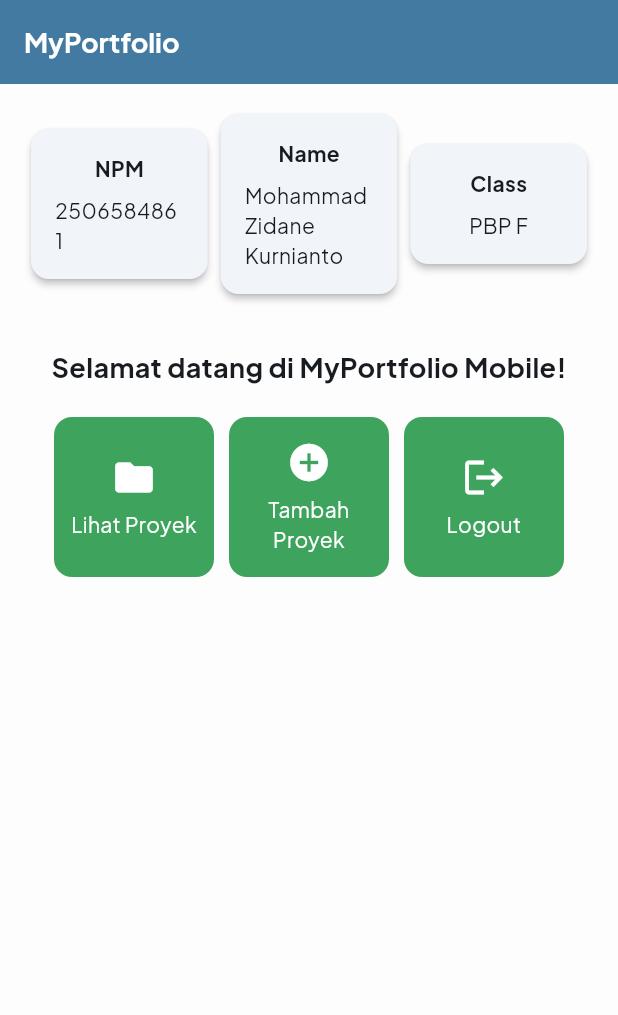
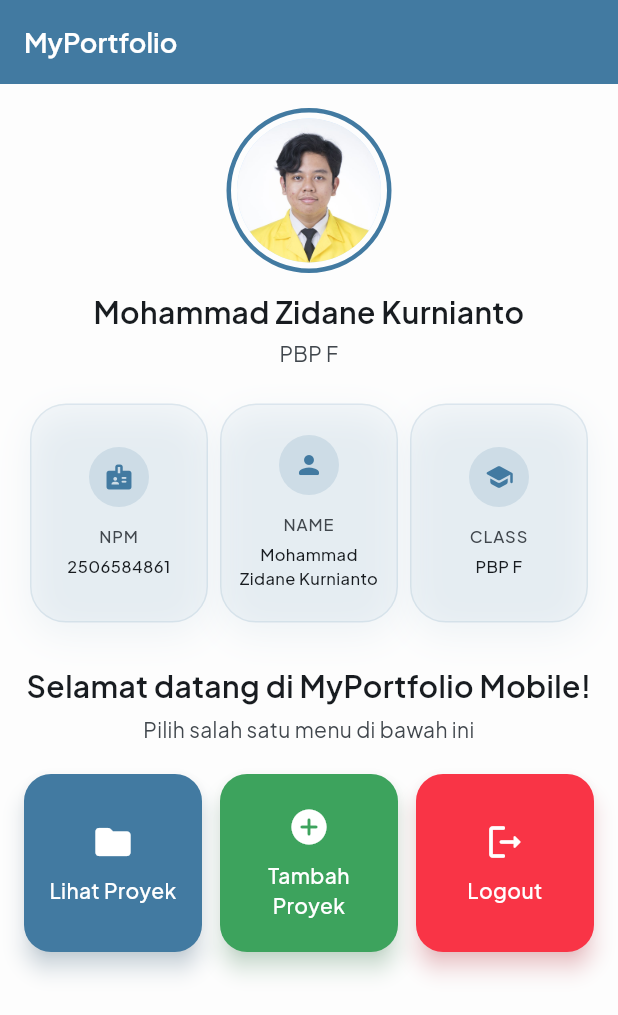
Before and after one commit to Zikabyte/pbp-mobile, a Flutter app: the screen it shows after launch, on a phone screen of 412 x 824 dp. Shown: the top 1015 px of the screen. Run offline on Flutter 3.47's test engine with Material 3 defaults, Android fonts, the phone set to English and light mode, and no system bars.

Commit message:
style: prettify home screen, implement profile picture, and remove dark mode

```diff
--- a/lib/app.dart
+++ b/lib/app.dart
@@ -10,8 +10,6 @@ class App extends StatelessWidget {
     return MaterialApp(
       title: 'Zikafolio',
       theme: AppTheme.light,
-      darkTheme: AppTheme.dark,
-      themeMode: ThemeMode.system,
       home: MyHomePage(),
       debugShowCheckedModeBanner: false,
     );
--- a/lib/core/themes/app_theme.dart
+++ b/lib/core/themes/app_theme.dart
@@ -27,29 +27,4 @@ abstract final class AppTheme {
       ),
     );
   }
-
-  static ThemeData get dark {
-    return ThemeData(
-      useMaterial3: true,
-      brightness: Brightness.dark,
-      scaffoldBackgroundColor: BaseColors.darkBackground,
-      colorScheme: ColorScheme.fromSeed(
-        seedColor: BaseColors.primary,
-        brightness: Brightness.dark,
-        primary: BaseColors.primary300,
-        secondary: BaseColors.secondary300,
-        error: BaseColors.error,
-        surface: BaseColors.darkSurface,
-      ),
-      textTheme: FontTheme.textTheme,
-      appBarTheme: AppBarTheme(
-        backgroundColor: BaseColors.darkSurface,
-        foregroundColor: BaseColors.darkTextPrimary,
-        elevation: 0,
-        titleTextStyle: FontTheme.titleLarge.copyWith(
-          color: BaseColors.darkTextPrimary,
-        ),
-      ),
-    );
-  }
 }
--- a/lib/core/themes/base_colors.dart
+++ b/lib/core/themes/base_colors.dart
@@ -37,15 +37,4 @@ abstract final class BaseColors {
   static const Color warning = Color(0xFFFD9A00);
   static const Color error = Color(0xFFF93446);
   static const Color errorLight = Color(0xFFFDE7E9);
-
-  // Dark mode counterparts.
-  static const Color darkBackground = Color(0xFF121212);
-  static const Color darkSurface = Color(0xFF1E1E1E);
-  static const Color darkBorder = Color(0xFF2E2E2E);
-
-  static const Color darkTextPrimary = Color(0xFFF5F5F5);
-  static const Color darkTextSecondary = Color(0xFFB3B3B3);
-  static const Color darkTextDisabled = Color(0xFF6B6B6B);
-
-  static const Color darkErrorLight = Color(0xFF3B1414);
 }
--- a/lib/features/home/pages/home_page.dart
+++ b/lib/features/home/pages/home_page.dart
@@ -1,4 +1,6 @@
 import 'package:flutter/material.dart';
+import 'package:portfolio_mobile/core/themes/base_colors.dart';
+import 'package:portfolio_mobile/core/themes/font_theme.dart';
 import 'package:portfolio_mobile/features/home/widgets/info_card.dart';
 
 class MyHomePage extends StatelessWidget {
@@ -9,73 +11,135 @@ class MyHomePage extends StatelessWidget {
   final String kelas = "PBP F";
 
   final List<ItemHomepage> items = [
-    ItemHomepage("Lihat Proyek", Icons.folder),
-    ItemHomepage("Tambah Proyek", Icons.add_circle),
-    ItemHomepage("Logout", Icons.logout),
+    ItemHomepage('Lihat Proyek', Icons.folder_rounded, BaseColors.primary500),
+    ItemHomepage(
+      'Tambah Proyek',
+      Icons.add_circle_rounded,
+      BaseColors.secondary500,
+    ),
+    ItemHomepage('Logout', Icons.logout_rounded, BaseColors.error),
   ];
 
   @override
   Widget build(BuildContext context) {
-    // Scaffold menyediakan struktur visual dasar halaman (AppBar, Body, SnackBar).
+    final colorScheme = Theme.of(context).colorScheme;
+
     return Scaffold(
-      // AppBar menampilkan bar bagian atas halaman aplikasi.
       appBar: AppBar(
-        title: const Text(
+        title: Text(
           'MyPortfolio',
-          style: TextStyle(color: Colors.white, fontWeight: FontWeight.bold),
+          style: FontTheme.titleLarge.copyWith(color: Colors.white),
         ),
-        backgroundColor: Theme.of(context).colorScheme.primary,
+        backgroundColor: colorScheme.primary,
       ),
-      // Body halaman utama dengan padding di sekelilingnya.
-      body: Padding(
+      body: SafeArea(
+        child: SingleChildScrollView(
           padding: const EdgeInsets.all(16.0),
           child: Column(
-          crossAxisAlignment: CrossAxisAlignment.center,
+            crossAxisAlignment: CrossAxisAlignment.stretch,
             children: [
-            // Baris horizontal untuk menampilkan 3 InfoCard secara sejajar.
-            Row(
-              mainAxisAlignment: MainAxisAlignment.spaceEvenly,
-              children: [
-                InfoCard(title: 'NPM', content: npm),
-                InfoCard(title: 'Name', content: nama),
-                InfoCard(title: 'Class', content: kelas),
-              ],
-            ),
-
-            const SizedBox(height: 16.0),
-
-            // Bagian tengah: pesan sambutan dan kisi tombol menu portofolio.
               Center(
                 child: Column(
                   children: [
-                  const Padding(
-                    padding: EdgeInsets.only(top: 16.0),
-                    child: Text(
-                      'Selamat datang di MyPortfolio Mobile!',
-                      style: TextStyle(
-                        fontWeight: FontWeight.bold,
-                        fontSize: 18.0,
+                    Container(
+                      padding: const EdgeInsets.all(4.0),
+                      decoration: BoxDecoration(
+                        shape: BoxShape.circle,
+                        border: Border.all(
+                          color: colorScheme.primary,
+                          width: 3.0,
+                        ),
+                      ),
+                      child: const CircleAvatar(
+                        radius: 48.0,
+                        backgroundImage: AssetImage(
+                          'assets/images/self-portrait.jpg',
                         ),
                       ),
                     ),
+                    const SizedBox(height: 12.0),
+                    Text(
+                      nama,
+                      textAlign: TextAlign.center,
+                      style: FontTheme.headlineMedium.copyWith(
+                        color: colorScheme.onSurface,
+                      ),
+                    ),
+                    const SizedBox(height: 2.0),
+                    Text(
+                      kelas,
+                      textAlign: TextAlign.center,
+                      style: FontTheme.bodyMedium.copyWith(
+                        color: colorScheme.onSurfaceVariant,
+                      ),
+                    ),
+                  ],
+                ),
+              ),
 
-                  // GridView menampilkan kartu tombol dalam tata letak kisi 3 kolom.
+              const SizedBox(height: 24.0),
+
+              IntrinsicHeight(
+                child: Row(
+                  children: [
+                    InfoCard(
+                      title: 'NPM',
+                      content: npm,
+                      icon: Icons.badge_rounded,
+                    ),
+                    InfoCard(
+                      title: 'Name',
+                      content: nama,
+                      icon: Icons.person_rounded,
+                    ),
+                    InfoCard(
+                      title: 'Class',
+                      content: kelas,
+                      icon: Icons.school_rounded,
+                    ),
+                  ],
+                ),
+              ),
+
+              const SizedBox(height: 28.0),
+
+              Center(
+                child: Column(
+                  children: [
+                    Text(
+                      'Selamat datang di MyPortfolio Mobile!',
+                      textAlign: TextAlign.center,
+                      style: FontTheme.headlineMedium.copyWith(
+                        color: colorScheme.onSurface,
+                      ),
+                    ),
+                    const SizedBox(height: 4.0),
+                    Text(
+                      'Pilih salah satu menu di bawah ini',
+                      textAlign: TextAlign.center,
+                      style: FontTheme.bodyMedium.copyWith(
+                        color: colorScheme.onSurfaceVariant,
+                      ),
+                    ),
+                  ],
+                ),
+              ),
+
+              const SizedBox(height: 20.0),
+
               GridView.count(
-                    primary: true,
-                    padding: const EdgeInsets.all(20),
-                    crossAxisSpacing: 10,
-                    mainAxisSpacing: 10,
+                padding: EdgeInsets.zero,
+                crossAxisSpacing: 12.0,
+                mainAxisSpacing: 12.0,
                 crossAxisCount: 3,
-                    // shrinkWrap agar ukuran kisi menyesuaikan tinggi konten anak.
                 shrinkWrap: true,
+                physics: const NeverScrollableScrollPhysics(),
                 children: items.map((ItemHomepage item) {
                   return ItemCard(item);
                 }).toList(),
               ),
             ],
           ),
-            ),
-          ],
         ),
       ),
     );
@@ -85,8 +149,9 @@ class MyHomePage extends StatelessWidget {
 class ItemHomepage {
   final String name;
   final IconData icon;
+  final Color color;
 
-  ItemHomepage(this.name, this.icon);
+  const ItemHomepage(this.name, this.icon, this.color);
 }
 
 class ItemCard extends StatelessWidget {
@@ -97,36 +162,39 @@ class ItemCard extends StatelessWidget {
   @override
   Widget build(BuildContext context) {
     return Material(
-      // Menggunakan warna sekunder dari skema tema aplikasi.
-      color: Theme.of(context).colorScheme.secondary,
-      borderRadius: BorderRadius.circular(12),
+      color: item.color,
+      elevation: 6.0,
+      shadowColor: item.color.withValues(alpha: 0.45),
+      borderRadius: BorderRadius.circular(18.0),
       child: InkWell(
-        // Aksi ketika kartu ditekan oleh pengguna.
+        borderRadius: BorderRadius.circular(18.0),
         onTap: () {
-          // Menampilkan SnackBar dengan pesan interaktif.
           ScaffoldMessenger.of(context)
             ..hideCurrentSnackBar()
             ..showSnackBar(
               SnackBar(
+                behavior: SnackBarBehavior.floating,
+                margin: const EdgeInsets.all(16.0),
+                shape: RoundedRectangleBorder(
+                  borderRadius: BorderRadius.circular(12.0),
+                ),
                 content: Text("Kamu telah menekan tombol ${item.name}!"),
               ),
             );
         },
-        child: Container(
-          padding: const EdgeInsets.all(8),
-          child: Center(
+        child: Padding(
+          padding: const EdgeInsets.symmetric(vertical: 14.0, horizontal: 8.0),
           child: Column(
             mainAxisAlignment: MainAxisAlignment.center,
             children: [
-                Icon(item.icon, color: Colors.white, size: 30.0),
-                const Padding(padding: EdgeInsets.all(3)),
+              Icon(item.icon, color: Colors.white, size: 28.0),
+              const SizedBox(height: 8.0),
               Text(
                 item.name,
                 textAlign: TextAlign.center,
-                  style: const TextStyle(color: Colors.white),
+                style: FontTheme.labelLarge.copyWith(color: Colors.white),
               ),
             ],
-            ),
           ),
         ),
       ),
--- a/lib/features/home/widgets/info_card.dart
+++ b/lib/features/home/widgets/info_card.dart
@@ -1,27 +1,68 @@
 import 'package:flutter/material.dart';
+import 'package:portfolio_mobile/core/themes/font_theme.dart';
 
 class InfoCard extends StatelessWidget {
-  // Kartu informasi yang menampilkan judul (title) dan isi (content).
   final String title;
   final String content;
+  final IconData icon;
 
-  const InfoCard({super.key, required this.title, required this.content});
+  const InfoCard({
+    super.key,
+    required this.title,
+    required this.content,
+    required this.icon,
+  });
 
   @override
   Widget build(BuildContext context) {
-    return Card(
-      // Memberikan efek bayangan kartu elevasi 2 unit.
-      elevation: 2.0,
+    final colorScheme = Theme.of(context).colorScheme;
+
+    return Expanded(
       child: Container(
-        // Menyesuaikan lebar kartu dengan proporsi layar (dibagi 3.5).
-        width: MediaQuery.of(context).size.width / 3.5,
-        padding: const EdgeInsets.all(16.0),
-        // Menyusun teks title dan content secara vertikal.
+        margin: const EdgeInsets.symmetric(horizontal: 4.0),
+        padding: const EdgeInsets.symmetric(vertical: 20.0, horizontal: 10.0),
+        decoration: BoxDecoration(
+          color: colorScheme.primary.withValues(alpha: 0.05),
+          borderRadius: BorderRadius.circular(24.0),
+          border: Border.all(
+            color: colorScheme.primary.withValues(alpha: 0.12),
+          ),
+          boxShadow: [
+            BoxShadow(
+              color: colorScheme.primary.withValues(alpha: 0.08),
+              blurRadius: 20.0,
+              offset: const Offset(0, 8),
+            ),
+          ],
+        ),
         child: Column(
+          mainAxisAlignment: MainAxisAlignment.center,
           children: [
-            Text(title, style: const TextStyle(fontWeight: FontWeight.bold)),
-            const SizedBox(height: 8.0),
-            Text(content),
+            CircleAvatar(
+              radius: 20.0,
+              backgroundColor: colorScheme.primary.withValues(alpha: 0.15),
+              child: Icon(icon, size: 20.0, color: colorScheme.primary),
+            ),
+            const SizedBox(height: 12.0),
+            Text(
+              title.toUpperCase(),
+              textAlign: TextAlign.center,
+              style: FontTheme.labelSmall.copyWith(
+                color: colorScheme.onSurfaceVariant,
+                letterSpacing: 0.6,
+              ),
+            ),
+            const SizedBox(height: 4.0),
+            Text(
+              content,
+              textAlign: TextAlign.center,
+              maxLines: 2,
+              overflow: TextOverflow.ellipsis,
+              style: FontTheme.titleMedium.copyWith(
+                color: colorScheme.onSurface,
+                fontSize: 11,
+              ),
+            ),
           ],
         ),
       ),
--- a/pubspec.yaml
+++ b/pubspec.yaml
@@ -21,6 +21,9 @@ dev_dependencies:
 
 flutter:
   uses-material-design: true
+
+  assets:
+    - assets/images/
 
   fonts:
     - family: Plus Jakarta Sans
```
Also changed, not shown: assets/images/self-portrait.jpg (added). Lines whose indentation alone changed are shown as unchanged.
